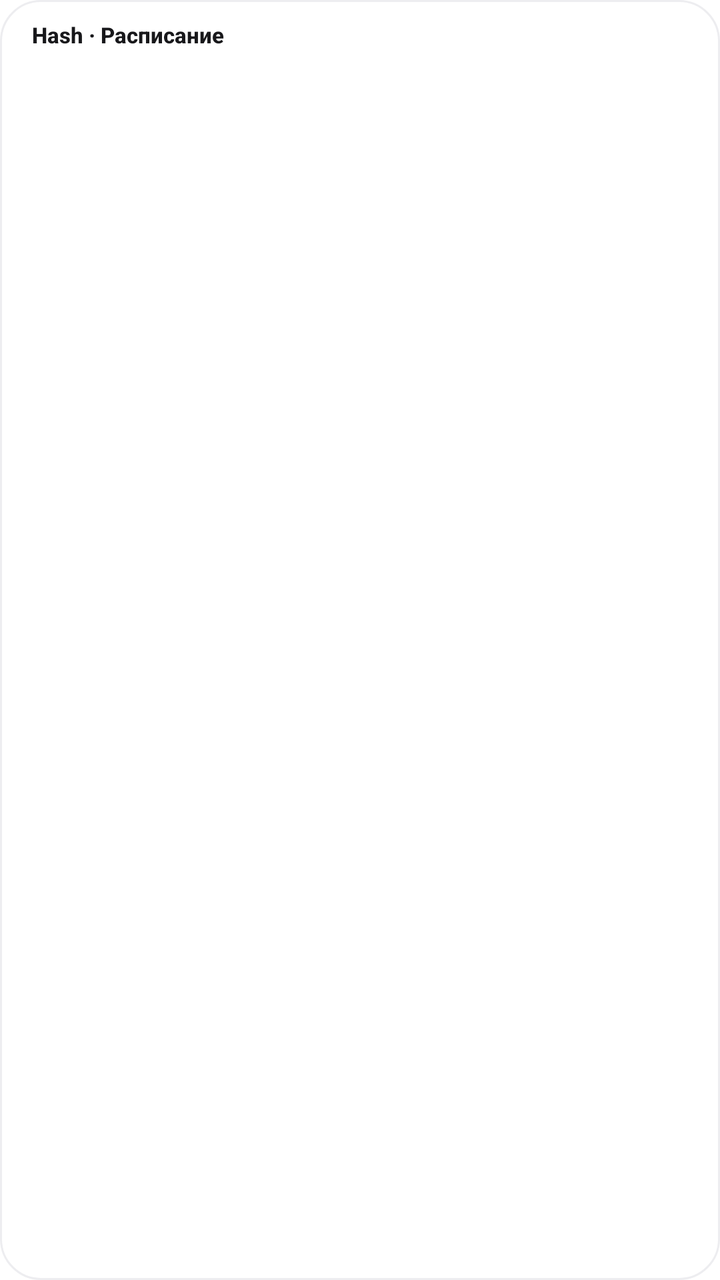
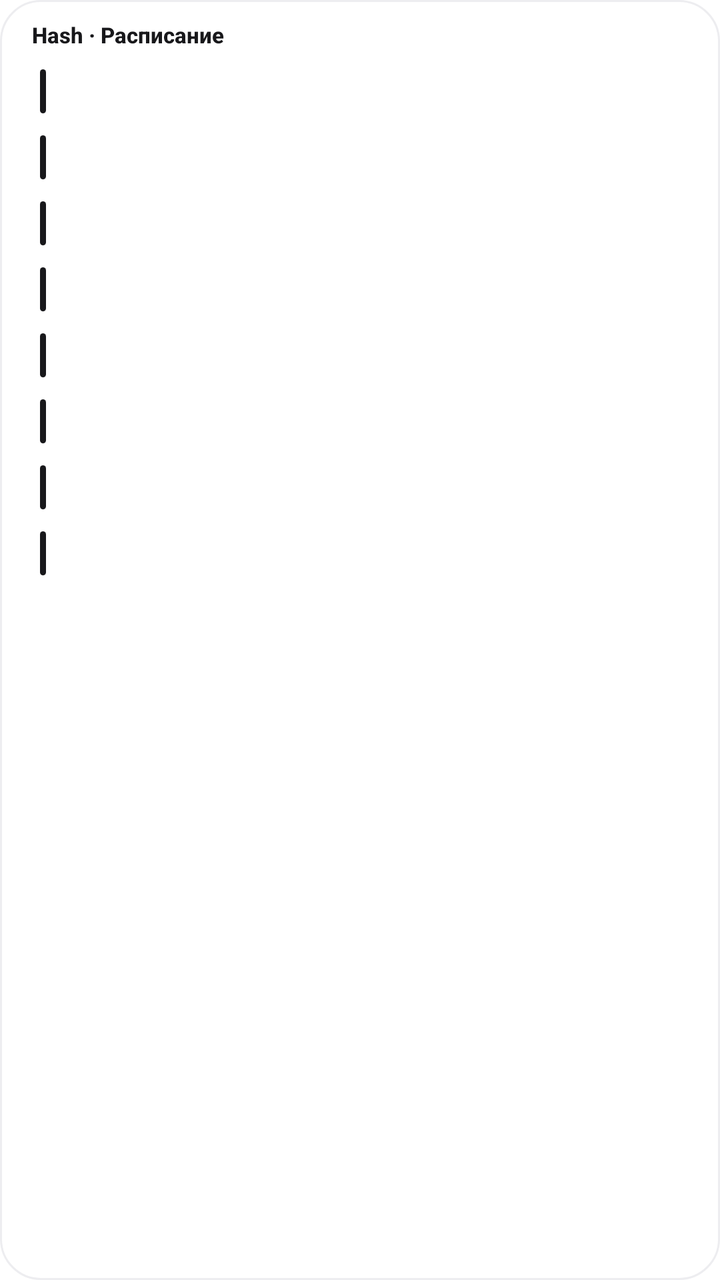

An Android layout rendered at two revisions. The XML below is the earlier revision; the diff shows what the commit changed to produce the second picture.
<!-- AndroidManifest.xml: fallback theme Theme.MaterialComponents.DayNight.NoActionBar -->
<!-- res/layout/schedule_widget.xml -->
<?xml version="1.0" encoding="utf-8"?>
<LinearLayout xmlns:android="http://schemas.android.com/apk/res/android"
    android:id="@+id/widget_root"
    android:layout_width="match_parent"
    android:layout_height="match_parent"
    android:orientation="vertical"
    android:paddingStart="12dp"
    android:paddingEnd="12dp"
    android:paddingTop="10dp"
    android:paddingBottom="10dp"
    android:background="@drawable/widget_background_light">

    <LinearLayout
        android:layout_width="match_parent"
        android:layout_height="wrap_content"
        android:orientation="horizontal"
        android:gravity="center_vertical"
        android:paddingStart="4dp"
        android:paddingEnd="4dp"
        android:paddingBottom="6dp">

        <TextView
            android:id="@+id/widget_day"
            android:layout_width="0dp"
            android:layout_height="wrap_content"
            android:layout_weight="1"
            android:text="@string/widget_title"
            android:textColor="@color/widget_text_primary"
            android:textSize="11sp"
            android:textStyle="bold"
            android:fontFamily="sans-serif-medium"
            android:maxLines="1"
            android:ellipsize="end" />

        <TextView
            android:id="@+id/widget_note"
            android:layout_width="wrap_content"
            android:layout_height="wrap_content"
            android:layout_marginStart="8dp"
            android:text=""
            android:textColor="@color/widget_text_muted"
            android:textSize="10sp"
            android:textStyle="bold"
            android:maxLines="1" />
    </LinearLayout>

    <LinearLayout
        android:id="@+id/row_0"
        style="@style/WidgetRow">

        <TextView
            android:id="@+id/row_0_name"
            style="@style/WidgetRowName" />

        <TextView
            android:id="@+id/row_0_time"
            style="@style/WidgetRowTime" />
    </LinearLayout>

    <LinearLayout
        android:id="@+id/row_1"
        style="@style/WidgetRow">

        <TextView
            android:id="@+id/row_1_name"
            style="@style/WidgetRowName" />

        <TextView
            android:id="@+id/row_1_time"
            style="@style/WidgetRowTime" />
    </LinearLayout>

    <LinearLayout
        android:id="@+id/row_2"
        style="@style/WidgetRow">

        <TextView
            android:id="@+id/row_2_name"
            style="@style/WidgetRowName" />

        <TextView
            android:id="@+id/row_2_time"
            style="@style/WidgetRowTime" />
    </LinearLayout>

    <LinearLayout
        android:id="@+id/row_3"
        style="@style/WidgetRow">

        <TextView
            android:id="@+id/row_3_name"
            style="@style/WidgetRowName" />

        <TextView
            android:id="@+id/row_3_time"
            style="@style/WidgetRowTime" />
    </LinearLayout>

    <LinearLayout
        android:id="@+id/row_4"
        style="@style/WidgetRow">

        <TextView
            android:id="@+id/row_4_name"
            style="@style/WidgetRowName" />

        <TextView
            android:id="@+id/row_4_time"
            style="@style/WidgetRowTime" />
    </LinearLayout>

    <LinearLayout
        android:id="@+id/row_5"
        style="@style/WidgetRow">

        <TextView
            android:id="@+id/row_5_name"
            style="@style/WidgetRowName" />

        <TextView
            android:id="@+id/row_5_time"
            style="@style/WidgetRowTime" />
    </LinearLayout>

    <LinearLayout
        android:id="@+id/row_6"
        style="@style/WidgetRow">

        <TextView
            android:id="@+id/row_6_name"
            style="@style/WidgetRowName" />

        <TextView
            android:id="@+id/row_6_time"
            style="@style/WidgetRowTime" />
    </LinearLayout>

    <LinearLayout
        android:id="@+id/row_7"
        style="@style/WidgetRow">

        <TextView
            android:id="@+id/row_7_name"
            style="@style/WidgetRowName" />

        <TextView
            android:id="@+id/row_7_time"
            style="@style/WidgetRowTime" />
    </LinearLayout>
</LinearLayout>
<!-- resources referenced by this layout -->
<resources>
  <color name="widget_text_muted">#71717A</color>
  <color name="widget_text_primary">#18181B</color>
  <!-- drawable widget_background_light (drawable) -->
  <?xml version="1.0" encoding="utf-8"?>
  <shape xmlns:android="http://schemas.android.com/apk/res/android"
      android:shape="rectangle">
      <solid android:color="@color/widget_background_light" />
      <corners android:radius="20dp" />
      <stroke
          android:width="1dp"
          android:color="@color/widget_border_light" />
  </shape>
  <string name="widget_title">Hash · Расписание</string>
  <style name="WidgetRow">
          <item name="android:layout_width">match_parent</item>
          <item name="android:layout_height">wrap_content</item>
          <item name="android:orientation">horizontal</item>
          <item name="android:gravity">center_vertical</item>
          <item name="android:minHeight">26dp</item>
          <item name="android:paddingStart">10dp</item>
          <item name="android:paddingEnd">10dp</item>
          <item name="android:paddingTop">4dp</item>
          <item name="android:paddingBottom">4dp</item>
          <item name="android:layout_marginBottom">3dp</item>
      </style>
  <style name="WidgetRowName">
          <item name="android:layout_width">0dp</item>
          <item name="android:layout_height">wrap_content</item>
          <item name="android:layout_weight">1</item>
          <item name="android:textSize">12sp</item>
          <item name="android:textStyle">bold</item>
          <item name="android:fontFamily">sans-serif-medium</item>
          <item name="android:textColor">@color/widget_text_primary</item>
          <item name="android:maxLines">1</item>
          <item name="android:ellipsize">end</item>
      </style>
  <style name="WidgetRowTime">
          <item name="android:layout_width">wrap_content</item>
          <item name="android:layout_height">wrap_content</item>
          <item name="android:layout_marginStart">8dp</item>
          <item name="android:textSize">10.5sp</item>
          <item name="android:textStyle">bold</item>
          <item name="android:textColor">@color/widget_text_muted</item>
          <item name="android:maxLines">1</item>
      </style>
  <color name="widget_background_light">#FFFFFF</color>
  <color name="widget_border_light">#EDEDF0</color>
</resources>

<!-- the commit's change to res/layout/schedule_widget.xml (unified diff, before → after) -->
@@ -49,6 +49,14 @@
         style="@style/WidgetRow">
 
         <TextView
+            android:id="@+id/row_0_num"
+            style="@style/WidgetRowNumber" />
+
+        <View
+            android:id="@+id/row_0_stripe"
+            style="@style/WidgetRowStripe" />
+
+        <TextView
             android:id="@+id/row_0_name"
             style="@style/WidgetRowName" />
 
@@ -62,6 +70,14 @@
         style="@style/WidgetRow">
 
         <TextView
+            android:id="@+id/row_1_num"
+            style="@style/WidgetRowNumber" />
+
+        <View
+            android:id="@+id/row_1_stripe"
+            style="@style/WidgetRowStripe" />
+
+        <TextView
             android:id="@+id/row_1_name"
             style="@style/WidgetRowName" />
 
@@ -75,6 +91,14 @@
         style="@style/WidgetRow">
 
         <TextView
+            android:id="@+id/row_2_num"
+            style="@style/WidgetRowNumber" />
+
+        <View
+            android:id="@+id/row_2_stripe"
+            style="@style/WidgetRowStripe" />
+
+        <TextView
             android:id="@+id/row_2_name"
             style="@style/WidgetRowName" />
 
@@ -88,6 +112,14 @@
         style="@style/WidgetRow">
 
         <TextView
+            android:id="@+id/row_3_num"
+            style="@style/WidgetRowNumber" />
+
+        <View
+            android:id="@+id/row_3_stripe"
+            style="@style/WidgetRowStripe" />
+
+        <TextView
             android:id="@+id/row_3_name"
             style="@style/WidgetRowName" />
 
@@ -101,6 +133,14 @@
         style="@style/WidgetRow">
 
         <TextView
+            android:id="@+id/row_4_num"
+            style="@style/WidgetRowNumber" />
+
+        <View
+            android:id="@+id/row_4_stripe"
+            style="@style/WidgetRowStripe" />
+
+        <TextView
             android:id="@+id/row_4_name"
             style="@style/WidgetRowName" />
 
@@ -114,6 +154,14 @@
         style="@style/WidgetRow">
 
         <TextView
+            android:id="@+id/row_5_num"
+            style="@style/WidgetRowNumber" />
+
+        <View
+            android:id="@+id/row_5_stripe"
+            style="@style/WidgetRowStripe" />
+
+        <TextView
             android:id="@+id/row_5_name"
             style="@style/WidgetRowName" />
 
@@ -127,6 +175,14 @@
         style="@style/WidgetRow">
 
         <TextView
+            android:id="@+id/row_6_num"
+            style="@style/WidgetRowNumber" />
+
+        <View
+            android:id="@+id/row_6_stripe"
+            style="@style/WidgetRowStripe" />
+
+        <TextView
             android:id="@+id/row_6_name"
             style="@style/WidgetRowName" />
 
@@ -140,6 +196,14 @@
         style="@style/WidgetRow">
 
         <TextView
+            android:id="@+id/row_7_num"
+            style="@style/WidgetRowNumber" />
+
+        <View
+            android:id="@+id/row_7_stripe"
+            style="@style/WidgetRowStripe" />
+
+        <TextView
             android:id="@+id/row_7_name"
             style="@style/WidgetRowName" />
 
<!-- resource entries referenced after the edit -->
@@ -19,7 +19,7 @@
           <item name="android:orientation">horizontal</item>
           <item name="android:gravity">center_vertical</item>
           <item name="android:minHeight">26dp</item>
-          <item name="android:paddingStart">10dp</item>
+          <item name="android:paddingStart">8dp</item>
           <item name="android:paddingEnd">10dp</item>
           <item name="android:paddingTop">4dp</item>
           <item name="android:paddingBottom">4dp</item>
@@ -36,6 +36,22 @@
           <item name="android:maxLines">1</item>
           <item name="android:ellipsize">end</item>
       </style>
+  <style name="WidgetRowNumber">
+          <item name="android:layout_width">16dp</item>
+          <item name="android:layout_height">wrap_content</item>
+          <item name="android:textSize">10sp</item>
+          <item name="android:textStyle">bold</item>
+          <item name="android:fontFamily">sans-serif-medium</item>
+          <item name="android:textColor">@color/widget_text_muted</item>
+          <item name="android:maxLines">1</item>
+          <item name="android:visibility">gone</item>
+      </style>
+  <style name="WidgetRowStripe">
+          <item name="android:layout_width">3dp</item>
+          <item name="android:layout_height">22dp</item>
+          <item name="android:layout_marginEnd">8dp</item>
+          <item name="android:background">@drawable/widget_stripe_light</item>
+      </style>
   <style name="WidgetRowTime">
           <item name="android:layout_width">wrap_content</item>
           <item name="android:layout_height">wrap_content</item>
@@ -47,5 +63,13 @@
       </style>
   <color name="widget_background_light">#FFFFFF</color>
   <color name="widget_border_light">#EDEDF0</color>
+  <!-- drawable widget_stripe_light (drawable) -->
+  <?xml version="1.0" encoding="utf-8"?>
+  <shape xmlns:android="http://schemas.android.com/apk/res/android"
+      android:shape="rectangle">
+      <solid android:color="@color/widget_stripe_light" />
+      <corners android:radius="99dp" />
+  </shape>
+  <color name="widget_stripe_light">#18181B</color>
 </resources>
 
